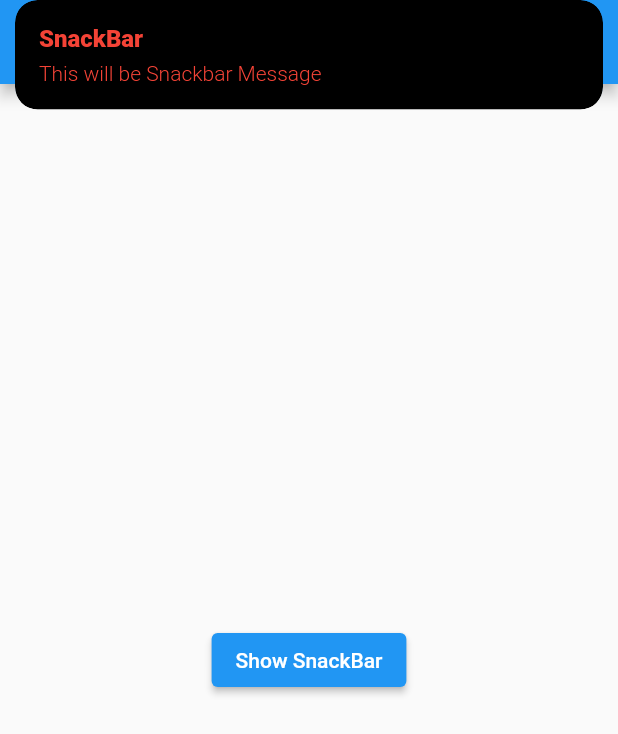
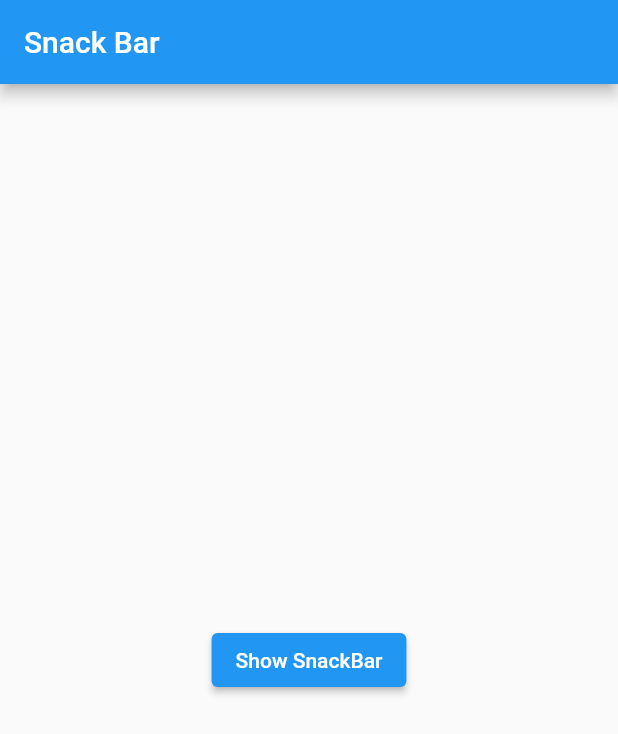
Before and after one commit to Chathuranga97lj/flutter-getx-tutorial, a Flutter app: the screen it shows after launch, after a tap on "Show SnackBar", on a phone screen of 412 x 824 dp. Shown: the top 734 px of the screen. Run offline on Flutter 3.47's test engine with Material 2 defaults, Android fonts, the phone set to English and light mode, and no system bars; our stand-ins replace get.

Commit message:
update repo

```diff
--- a/lib/main.dart
+++ b/lib/main.dart
@@ -2,11 +2,11 @@ import 'package:flutter/material.dart';
 import 'package:get/get.dart';
 
 void main() {
-  runApp(const MyApp());
+  runApp(MyApp());
 }
 
 class MyApp extends StatelessWidget {
-  const MyApp({super.key});
+  //const MyApp({super.key});
 
   // This widget is the root of your application.
   @override
@@ -21,11 +21,7 @@ class MyApp extends StatelessWidget {
             crossAxisAlignment: CrossAxisAlignment.center,
             children: [
               ElevatedButton(
-                  child: const Text("Show SnackBar"),
-                  onPressed: () {
-                    Get.snackbar("SnackBar", "This will be Snackbar Message",
-                        colorText: Colors.red, backgroundColor: Colors.black);
-                  })
+                  child: const Text("Show SnackBar"), onPressed: () {})
             ],
           ),
         ),
--- a/lib/student.dart
+++ /dev/null
@@ -1 +0,0 @@
-class Student {}
```
